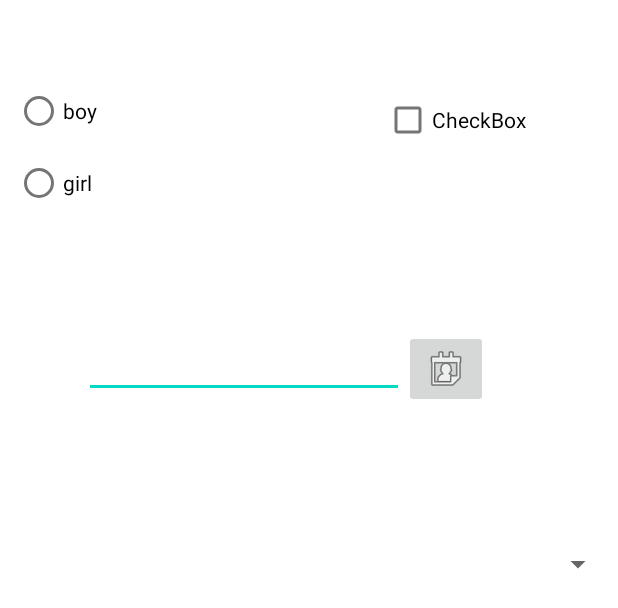
After one commit to npv2k1/PTIT-Android, an Android app: the layout activity_learn_component.xml on its own in the app's theme, with its tools: preview values and no code run, on a phone screen of 412 x 824 dp. The commit adds this screen. Shown: the top 608 px of the screen. Run offline under Robolectric (Android 15) with nearby library versions, the phone set to English and light mode, and no system bars.

Commit message:
Learn some component

```diff
--- /dev/null
+++ b/app/src/main/res/layout/activity_learn_component.xml
@@ -0,0 +1,69 @@
+<?xml version="1.0" encoding="utf-8"?>
+<androidx.constraintlayout.widget.ConstraintLayout xmlns:android="http://schemas.android.com/apk/res/android"
+    xmlns:app="http://schemas.android.com/apk/res-auto"
+    xmlns:tools="http://schemas.android.com/tools"
+    android:layout_width="match_parent"
+    android:layout_height="match_parent"
+    tools:context=".LearnComponent">
+
+    <CheckBox
+        android:id="@+id/checkBox"
+        android:layout_width="wrap_content"
+        android:layout_height="wrap_content"
+        android:layout_marginStart="256dp"
+        android:layout_marginTop="56dp"
+        android:text="CheckBox"
+        app:layout_constraintStart_toStartOf="parent"
+        app:layout_constraintTop_toTopOf="parent" />
+
+    <RadioGroup
+        android:id="@+id/radioGroup"
+        android:layout_width="wrap_content"
+        android:layout_height="wrap_content"
+        android:layout_marginStart="10dp"
+        android:layout_marginTop="50dp"
+        app:layout_constraintStart_toStartOf="parent"
+        app:layout_constraintTop_toTopOf="parent">
+
+        <RadioButton
+            android:id="@+id/radioButtonBoy"
+            android:layout_width="wrap_content"
+            android:layout_height="wrap_content"
+            android:text="boy" />
+
+        <RadioButton
+            android:id="@+id/radioButtonGirl"
+            android:layout_width="match_parent"
+            android:layout_height="wrap_content"
+            android:text="girl" />
+        />
+    </RadioGroup>
+
+    <EditText
+        android:id="@+id/etDate"
+        android:layout_width="wrap_content"
+        android:layout_height="wrap_content"
+        android:layout_marginStart="56dp"
+        android:layout_marginTop="220dp"
+        android:ems="10"
+        android:inputType="date"
+        app:layout_constraintStart_toStartOf="parent"
+        app:layout_constraintTop_toTopOf="parent" />
+
+    <ImageButton
+        android:id="@+id/btnPickDate"
+        android:layout_width="wrap_content"
+        android:layout_height="wrap_content"
+        app:layout_constraintStart_toEndOf="@+id/etDate"
+        app:layout_constraintTop_toTopOf="@+id/etDate"
+        app:srcCompat="@android:drawable/ic_menu_my_calendar" />
+
+    <Spinner
+        android:id="@+id/spinner"
+        android:layout_width="409dp"
+        android:layout_height="wrap_content"
+        android:layout_marginTop="364dp"
+        app:layout_constraintStart_toStartOf="parent"
+        app:layout_constraintTop_toTopOf="parent" />
+
+</androidx.constraintlayout.widget.ConstraintLayout>
```
Also changed, not shown: app/src/main/AndroidManifest.xml (+13 -0 lines), app/src/main/java/com/example/nguyenth1/LearnComponent.java (added, +102 -0 lines), app/src/main/res/values/strings.xml (+13 -0 lines).
